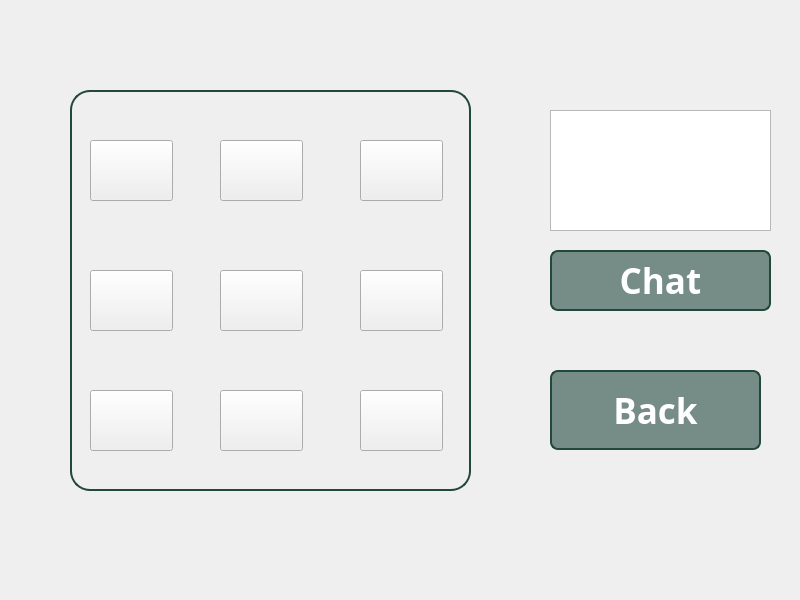
Before: the Qt Designer form game.ui in adamuIII/TicTacToe-, drawn with Qt 5.
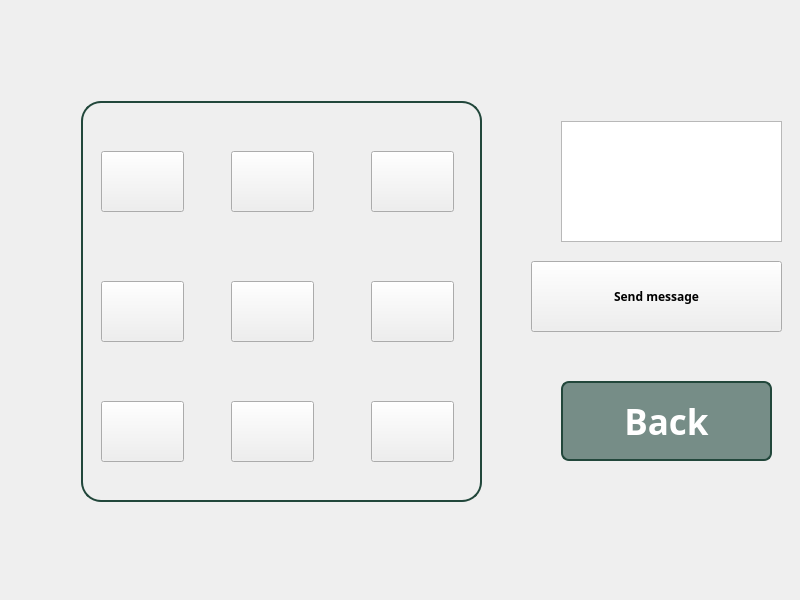
After: the same form once the commit is applied. Icons and pictures are not drawn.

Patch:
```diff
--- a/game.ui
+++ b/game.ui
@@ -16,15 +16,9 @@
   <property name="styleSheet">
    <string notr="true"/>
   </property>
+  <layout class="QHBoxLayout" name="horizontalLayout">
+   <item>
   <widget class="QStackedWidget" name="stackedWidget">
-   <property name="geometry">
-    <rect>
-     <x>0</x>
-     <y>0</y>
-     <width>801</width>
-     <height>601</height>
-    </rect>
-   </property>
    <widget class="QWidget" name="page">
     <widget class="QFrame" name="frame">
      <property name="geometry">
@@ -226,7 +220,7 @@
       </property>
      </widget>
     </widget>
-    <widget class="QTextEdit" name="textEdit">
+      <widget class="QTextEdit" name="chat">
      <property name="geometry">
       <rect>
        <x>550</x>
@@ -236,19 +230,18 @@
       </rect>
      </property>
     </widget>
-    <widget class="QPushButton" name="pushButton_2">
+      <widget class="QPushButton" name="back_button">
      <property name="geometry">
       <rect>
-       <x>550</x>
+         <x>520</x>
        <y>250</y>
-       <width>221</width>
-       <height>61</height>
+         <width>251</width>
+         <height>71</height>
       </rect>
      </property>
      <property name="font">
       <font>
        <family>Rockwell Extra 13</family>
-       <pointsize>-1</pointsize>
        <bold>true</bold>
        <underline>false</underline>
        <strikeout>false</strikeout>
@@ -283,7 +276,7 @@
 }</string>
      </property>
      <property name="text">
-      <string>Chat</string>
+        <string>Send message</string>
      </property>
      <property name="icon">
       <iconset theme="audio-card">
@@ -391,6 +384,8 @@
     </widget>
    </widget>
   </widget>
+   </item>
+  </layout>
  </widget>
  <resources/>
  <connections/>
```
Lines whose indentation alone changed are shown as unchanged.
